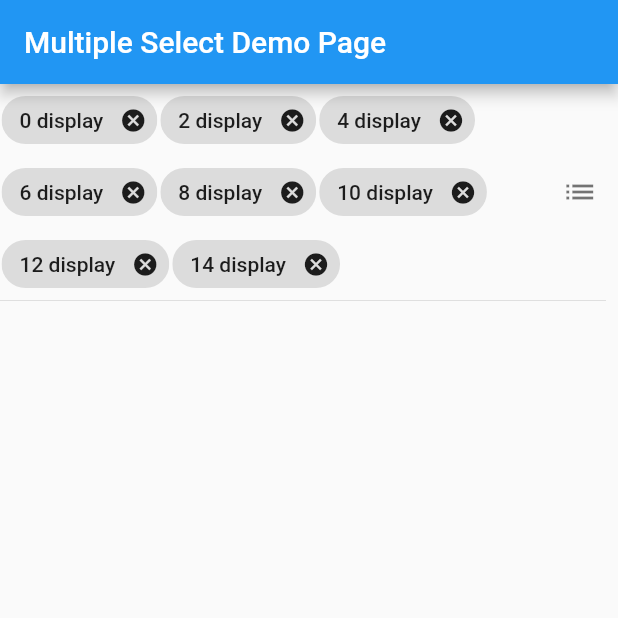
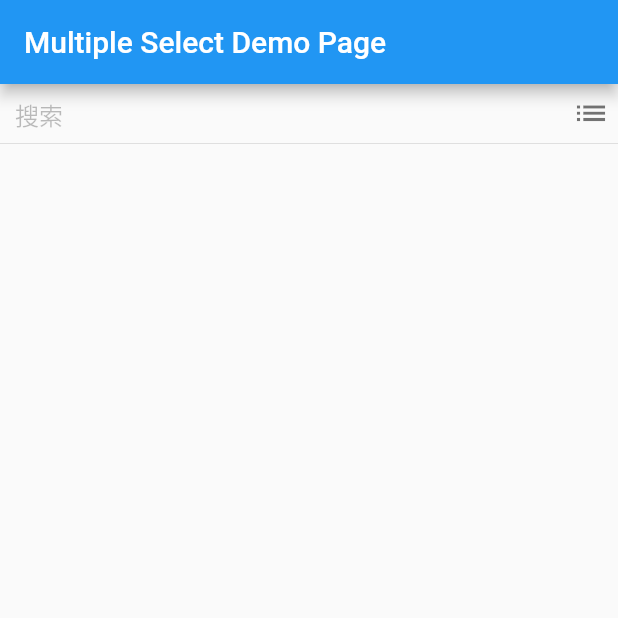
Before and after one commit to wu9007/multiple_select, a Flutter app: the screen it shows after launch, on a phone screen of 412 x 824 dp, the top half of it. Run offline on Flutter 3.47's test engine with Material 2 defaults, Android fonts, the phone set to English and light mode, and no system bars.

Commit message:
🤔udpate.

```diff
--- /dev/null
+++ b/example/lib/multi_search_main.dart
@@ -0,0 +1,32 @@
+import 'package:flutter/material.dart';
+import 'package:multiple_select/multi_search.dart';
+
+void main() => runApp(MyApp());
+
+class MyApp extends StatefulWidget {
+  @override
+  State<StatefulWidget> createState() => MyAppState();
+}
+
+class MyAppState extends State<MyApp> {
+  @override
+  Widget build(BuildContext context) {
+    return MaterialApp(
+      theme: ThemeData(
+        primarySwatch: Colors.blue,
+      ),
+      home: Scaffold(
+        appBar: AppBar(
+          title: Text('Multiple Select Demo Page'),
+        ),
+        body: MultiSearchSelect(
+          placeholder: '搜索',
+          tail: Container(
+            padding: EdgeInsets.symmetric(vertical: 0, horizontal: 5.5),
+            child: Icon(Icons.list, color: Colors.black54, size: 25),
+          ),
+        ),
+      ),
+    );
+  }
+}
--- a/lib/multi_drop_down.dart
+++ b/lib/multi_drop_down.dart
@@ -79,7 +79,7 @@ class MultipleDropDownState extends State<MultipleDropDown> {
             decoration: TextDecoration.none,
           ),
         ),
-        padding: EdgeInsets.only(top: 6, bottom: 6, left: 10),
+        padding: EdgeInsets.only(top: 8, bottom: 8, left: 10),
       );
     } else {
       return Wrap(
--- a/lib/multi_search.dart
+++ b/lib/multi_search.dart
@@ -1,7 +1,16 @@
 import 'package:flutter/cupertino.dart';
+import 'package:flutter/material.dart';
+import 'package:multiple_select/search_page.dart';
 
 /// 模糊查询多选
 class MultiSearchSelect extends StatefulWidget {
+  final double height;
+  final String placeholder;
+  final double fontSize;
+  final Widget tail;
+
+  MultiSearchSelect({this.height, this.placeholder, this.fontSize, this.tail});
+
   @override
   State<StatefulWidget> createState() => MultiSearchSelectState();
 }
@@ -9,7 +18,26 @@ class MultiSearchSelect extends StatefulWidget {
 class MultiSearchSelectState extends State<MultiSearchSelect> {
   @override
   Widget build(BuildContext context) {
-    // TODO: implement build
-    return null;
+    return Container(
+      height: this.widget.height ?? 40,
+      child: Row(
+        children: <Widget>[
+          Expanded(
+            child: GestureDetector(
+              onTap: () => Navigator.of(context).push(MaterialPageRoute(builder: (_) => SearchPage())),
+              child: Padding(
+                child: Text(
+                  this.widget.placeholder ?? '',
+                  style: TextStyle(fontSize: this.widget.fontSize ?? 16, color: Colors.black26, decoration: TextDecoration.none),
+                ),
+                padding: EdgeInsets.only(top: 8, bottom: 8, left: 10),
+              ),
+            ),
+          ),
+          this.widget.tail,
+        ],
+      ),
+      decoration: BoxDecoration(border: Border(bottom: BorderSide(width: 0.5, color: Colors.grey[350]))),
+    );
   }
 }
```
Also changed, not shown: lib/search_page.dart (added, +34 -0 lines), example/lib/multi_drop_down_main.dart (renamed from example/lib/main.dart), 1 other file.
